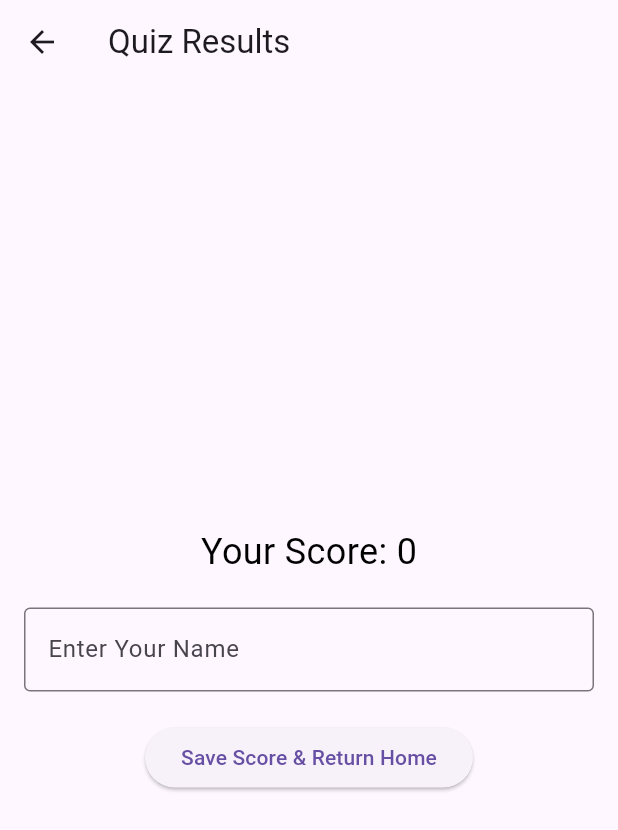
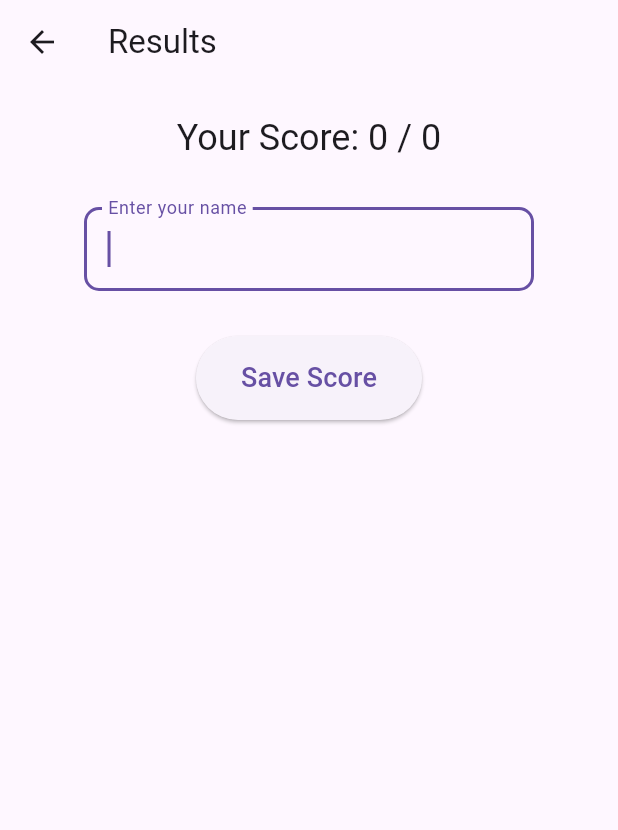
Before and after one commit to muntasir-ifaz574/quiz_app_RubizCode, a Flutter app: the ResultsScreen screen opened by its route, on a phone screen of 412 x 824 dp. Shown: the top 830 px of the screen. Run offline on Flutter 3.47's test engine with Material 3 defaults, Android fonts, the phone set to English and light mode, and no system bars; our stand-ins replace sqflite; missing offline and left inert: flutter_math_fork; accounts and stored records are empty.

Commit message:
Update results_screen.dart

```diff
--- a/lib/screens/results_screen.dart
+++ b/lib/screens/results_screen.dart
@@ -4,7 +4,6 @@ import '../models/score_model.dart';
 import '../providers/quiz_provider.dart';
 import '../services/storage_service.dart';
 import '../utils/constants.dart';
-import '../widgets/latex_text.dart';
 
 class ResultsScreen extends StatefulWidget {
   const ResultsScreen({super.key});
@@ -14,15 +13,70 @@ class ResultsScreen extends StatefulWidget {
 }
 
 class _ResultsScreenState extends State<ResultsScreen> {
-  final TextEditingController _nameController = TextEditingController();
+  final _nameController = TextEditingController();
+  late final int _score;
+  late final int _totalQuestions;
+  final FocusNode _nameFocusNode = FocusNode();
+
+  @override
+  void initState() {
+    super.initState();
+    final provider = Provider.of<QuizProvider>(context, listen: false);
+    _score = provider.calculateScore();
+    _totalQuestions = provider.questions.length;
+    WidgetsBinding.instance.addPostFrameCallback((_) {
+      FocusScope.of(context).requestFocus(_nameFocusNode);
+    });
+  }
 
   @override
   void dispose() {
     _nameController.dispose();
+    _nameFocusNode.dispose();
     super.dispose();
   }
 
-  Future<void> _saveScoreAndNavigate(BuildContext context) async {
+  @override
+  Widget build(BuildContext context) {
+    return GestureDetector(
+      onTap: () {
+        FocusScope.of(context).unfocus();
+      },
+      child: Scaffold(
+        appBar: AppBar(title: const Text('Results')),
+        body: SingleChildScrollView(
+          padding: const EdgeInsets.all(20),
+          child: Center(
+            child: Column(
+              mainAxisAlignment: MainAxisAlignment.center,
+              children: [
+                Text(
+                  'Your Score: $_score / $_totalQuestions',
+                  style: Theme.of(context).textTheme.headlineSmall,
+                ),
+                const SizedBox(height: 30),
+                SizedBox(
+                  width: 300,
+                  child: TextField(
+                    controller: _nameController,
+                    focusNode: _nameFocusNode,
+                    autofocus: true,
+                    decoration: InputDecoration(
+                      labelText: 'Enter your name',
+                      border: OutlineInputBorder(
+                        borderRadius: BorderRadius.circular(10),
+                      ),
+                    ),
+                    textInputAction: TextInputAction.done,
+                  ),
+                ),
+                const SizedBox(height: 30),
+                ElevatedButton(
+                  style: ElevatedButton.styleFrom(
+                    padding: const EdgeInsets.symmetric(
+                        horizontal: 30, vertical: 15),
+                  ),
+                  onPressed: () async {
                     if (_nameController.text.trim().isEmpty) {
                       ScaffoldMessenger.of(context).showSnackBar(
                         const SnackBar(
@@ -32,68 +86,30 @@ class _ResultsScreenState extends State<ResultsScreen> {
                       return;
                     }
 
-    final provider = Provider.of<QuizProvider>(context, listen: false);
-    final score = provider.calculateScore();
-
                     final newScore = Score(
                       playerName: _nameController.text.trim(),
-      score: score,
+                      score: _score,
                       timestamp: DateTime.now(),
                     );
 
-    try {
                     await StorageService.saveScore(newScore);
-      if (!mounted) return;
+
+                    if (mounted) {
                       Navigator.pushNamedAndRemoveUntil(
                         context,
                         homeRoute,
                             (route) => false,
                       );
-    } catch (e) {
-      if (!mounted) return;
-      ScaffoldMessenger.of(context).showSnackBar(
-        SnackBar(
-          content: Text('Failed to save score: $e'),
-        ),
-      );
                     }
-  }
-
-  @override
-  Widget build(BuildContext context) {
-    final provider = Provider.of<QuizProvider>(context, listen: false);
-    final score = provider.calculateScore();
-
-    return Scaffold(
-      appBar: AppBar(
-        title: const Text('Quiz Results'),
-      ),
-      body: Padding(
-        padding: const EdgeInsets.all(16.0),
-        child: Column(
-          mainAxisAlignment: MainAxisAlignment.center,
-          children: [
-            LatexText(
-              tex: 'Your Score: $score',
-              fontSize: 24,
-              textColor: Theme.of(context).brightness == Brightness.dark
-                  ? Colors.white
-                  : Colors.black,
-            ),
-            const SizedBox(height: 20),
-            TextField(
-              controller: _nameController,
-              decoration: const InputDecoration(
-                labelText: 'Enter Your Name',
-                border: OutlineInputBorder(),
+                  },
+                  child: const Text(
+                    'Save Score',
+                    style: TextStyle(fontSize: 18),
                   ),
                 ),
-            const SizedBox(height: 20),
-            ElevatedButton(
-              onPressed: () => _saveScoreAndNavigate(context),
-              child: const Text('Save Score & Return Home'),
+              ],
             ),
-          ],
+          ),
         ),
       ),
     );
```
Lines whose indentation alone changed are shown as unchanged.
